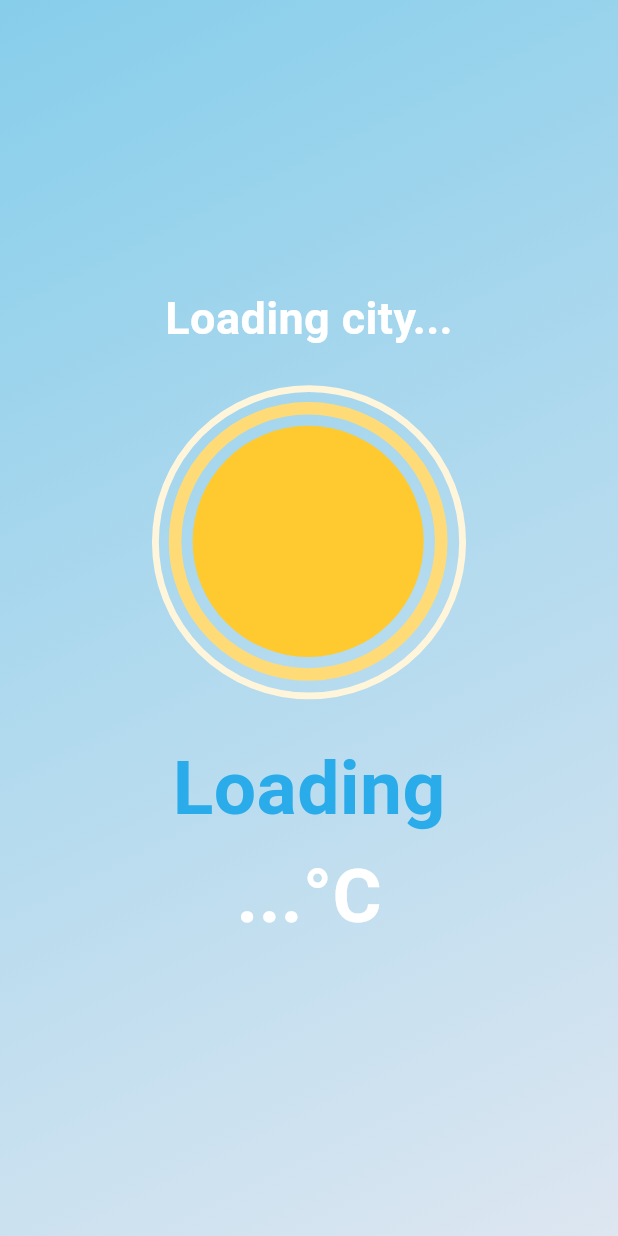
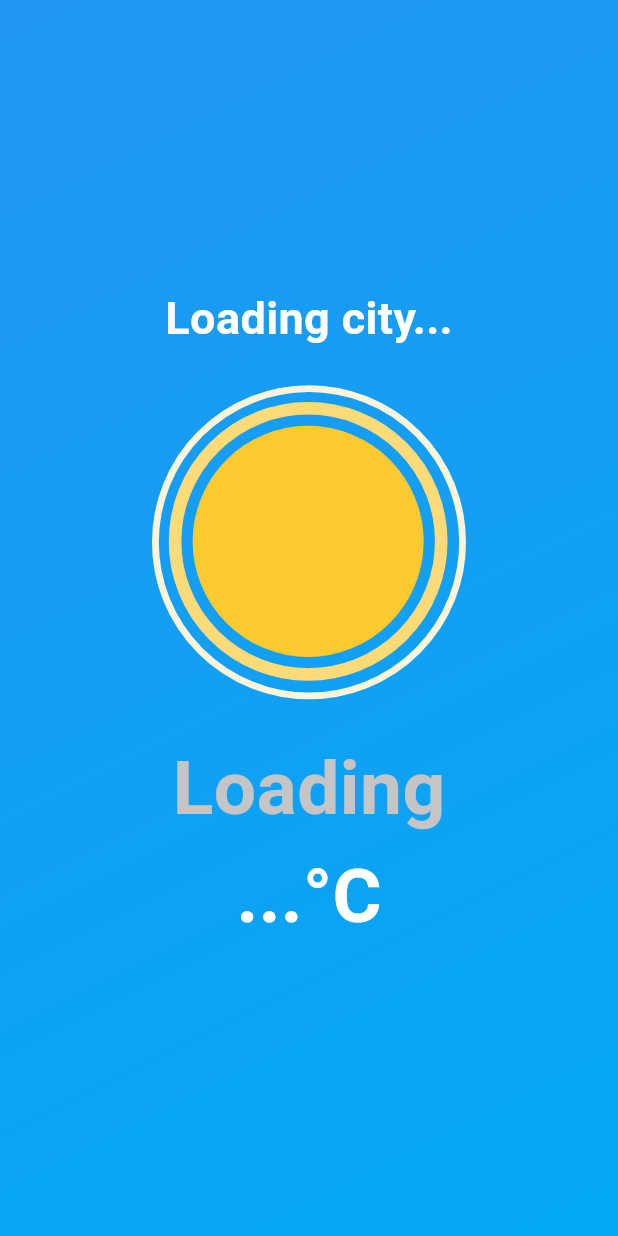
Before and after one commit to vishmithSuranjaya/Cloudy-Flutter-openweatherAPI, a Flutter app: the screen it shows after launch, on a phone screen of 412 x 824 dp. Run offline on Flutter 3.47's test engine with Material 3 defaults, Android fonts, the light colour scheme and no system bars; our stand-ins replace geocoding, geolocator, lottie.

Commit message:
commited
chnaged new interfaces

```diff
--- a/lib/models/weather_model.dart
+++ b/lib/models/weather_model.dart
@@ -1,20 +1,28 @@
-class Weather{
-
+class Weather {
   final String cityName;
   final double temperature;
   final String mainCondition;
+  final double windSpeed; // Added windSpeed
+  final int humidity; // Added humidity
+  final double pressure; // Added pressure
 
   Weather({
     required this.cityName,
     required this.temperature,
-    required this.mainCondition
-    });
+    required this.mainCondition,
+    required this.windSpeed, // Added to constructor
+    required this.humidity, // Added to constructor
+    required this.pressure, // Added to constructor
+  });
 
-  factory Weather.fromJson(Map<String, dynamic> json){
+  factory Weather.fromJson(Map<String, dynamic> json) {
     return Weather(
       cityName: json['name'],
       temperature: json['main']['temp'].toDouble(),
-      mainCondition: json['weather'][0]['main']
-      );
+      mainCondition: json['weather'][0]['main'],
+      windSpeed: json['wind']['speed'].toDouble(), // Added windSpeed from JSON
+      humidity: json['main']['humidity'], // Added humidity from JSON
+      pressure: json['main']['pressure'].toDouble(), // Added pressure from JSON
+    );
   }
 }
--- a/lib/pages/weather_page.dart
+++ b/lib/pages/weather_page.dart
@@ -65,7 +65,7 @@
       'assets/cloud_clothes/jeans.png',
       'assets/cloud_clothes/boots.png',
       'assets/cloud_clothes/umbrella.png',
-      'assets/cloud_clothes/frock.png'
+      'assets/cloud_clothes/frock.png',
     ];
 
     List<String> rainyClothes = [
@@ -106,7 +106,31 @@
     }
   }
 
-  // Initialize state
+  // Get background gradient based on weather condition
+  List<Color> getBackgroundGradient(String? mainCondition) {
+    if (mainCondition == null) return [Colors.blue, Colors.lightBlue];
+
+    switch (mainCondition.toLowerCase()) {
+      case 'clouds':
+      case 'mist':
+      case 'smoke':
+      case 'haze':
+      case 'dust':
+      case 'fog':
+        return [Colors.grey, Colors.white];
+      case 'rain':
+      case 'drizzle':
+      case 'shower rain':
+        return [Colors.blueGrey, Colors.lightBlue];
+      case 'thunderstorm':
+        return [Colors.black, Colors.grey];
+      case 'clear':
+        return [Colors.orange, Colors.yellow];
+      default:
+        return [Colors.blue, Colors.lightBlue];
+    }
+  }
+
   @override
   void initState() {
     super.initState();
@@ -115,20 +139,16 @@
 
   @override
   Widget build(BuildContext context) {
+    final gradientColors = getBackgroundGradient(_weather?.mainCondition);
+
     return Scaffold(
       resizeToAvoidBottomInset: true,
       body: Container(
         decoration: BoxDecoration(
           gradient: LinearGradient(
-            colors: [
-              //Color(0xff8E5E8A), // Lighter metallic purple
-              Color(0xff87CEEB),
-             // Color(0xff5842A9), // Original metallic purple
-             Color(0xffDDE6F1)
-            ],
+            colors: gradientColors,
             begin: Alignment.topLeft,
             end: Alignment.bottomRight,
-            stops: [0.0, 1.0],
           ),
         ),
         child: Center(
@@ -152,7 +172,7 @@
               Text(
                 _weather?.mainCondition ?? "Loading",
                 style: const TextStyle(
-                  color: Color.fromARGB(255, 41, 172, 233),
+                  color: Color.fromARGB(255, 197, 197, 197),
                   fontSize: 50,
                   fontWeight: FontWeight.bold,
                 ),
@@ -168,11 +188,36 @@
                 ),
               ),
 
+              // Additional Weather Details
+              if (_weather != null)
+                Padding(
+                  padding: const EdgeInsets.only(top: 20.0),
+                  child: Row(
+                    mainAxisAlignment: MainAxisAlignment.spaceEvenly,
+                    children: [
+                      WeatherDetailCard(
+                        icon: Icons.air,
+                        value: "${_weather!.windSpeed} km/h",
+                        label: "Wind",
+                      ),
+                      WeatherDetailCard(
+                        icon: Icons.water_drop,
+                        value: "${_weather!.humidity}%",
+                        label: "Humidity",
+                      ),
+                      WeatherDetailCard(
+                        icon: Icons.speed,
+                        value: "${_weather!.pressure} hPa",
+                        label: "Pressure",
+                      ),
+                    ],
+                  ),
+                ),
+
               // Clothing Suggestions
               if (_weather != null)
                 Padding(
-                  padding:
-                  const EdgeInsets.only(top: 20.0),
+                  padding: const EdgeInsets.only(top: 20.0),
                   child: Column(
                     children: [
                       const Text(
@@ -185,40 +230,33 @@
                         children: getWeatherClothes(_weather?.mainCondition)
                             .map((imagePath) {
                           return Padding(
-                            padding: const EdgeInsets.only(
-                                top: 10.0), // Add padding on top
+                            padding: const EdgeInsets.only(top: 10.0),
                             child: Image.asset(
                               imagePath,
-                              width: 50, // Set width of the image
-                              height: 50, // Set height of the image
-                              fit: BoxFit.cover, // Maintain aspect ratio
+                              width: 50,
+                              height: 50,
+                              fit: BoxFit.cover,
                             ),
                           );
                         }).toList(),
                       ),
-
-
                       Padding(
-                        padding:
-                            const EdgeInsets.only(top: 20.0), // Add top margin
+                        padding: const EdgeInsets.only(top: 20.0),
                         child: ElevatedButton(
                           child: const Text(
                             'Search more locations..',
-                            style: TextStyle(
-                                fontSize: 18), // Add your desired style here
+                            style: TextStyle(fontSize: 18),
                           ),
-
                           onPressed: () {
                             Navigator.push(
                               context,
                               MaterialPageRoute(
-                                  builder: (context) => const SearchBarWidget()),
+                                builder: (context) => const SearchBarWidget(),
+                              ),
                             );
                           },
                         ),
-                      )
-
-
+                      ),
                     ],
                   ),
                 ),
@@ -229,3 +267,33 @@
     );
   }
 }
+
+class WeatherDetailCard extends StatelessWidget {
+  final IconData icon;
+  final String value;
+  final String label;
+
+  const WeatherDetailCard({
+    super.key,
+    required this.icon,
+    required this.value,
+    required this.label,
+  });
+
+  @override
+  Widget build(BuildContext context) {
+    return Card(
+      color: Colors.white.withOpacity(0.2),
+      child: Padding(
+        padding: const EdgeInsets.all(8.0),
+        child: Column(
+          children: [
+            Icon(icon, color: Colors.white),
+            Text(value, style: const TextStyle(color: Colors.white)),
+            Text(label, style: const TextStyle(color: Colors.white)),
+          ],
+        ),
+      ),
+    );
+  }
+}
```
Also changed, not shown: lib/pages/search_bar.dart (+90 -13 lines), pubspec.lock, 125 other files.
